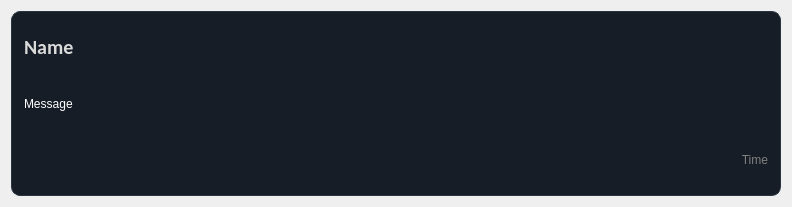
The window that client/bubblemessage.ui (aayushbist07/SecureChat) describes before a commit, drawn with Qt 5.
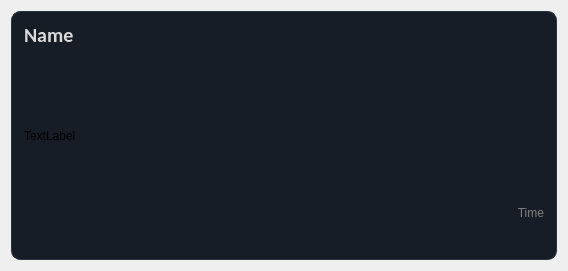
The same window after the commit.

```diff
--- a/client/bubblemessage.ui
+++ b/client/bubblemessage.ui
@@ -6,8 +6,8 @@
    <rect>
     <x>0</x>
     <y>0</y>
-    <width>792</width>
-    <height>207</height>
+    <width>568</width>
+    <height>271</height>
    </rect>
   </property>
   <property name="sizePolicy">
@@ -70,8 +70,6 @@
        <number>10</number>
       </property>
       <item>
-       <layout class="QHBoxLayout" name="horizontalLayout">
-        <item>
          <widget class="QLabel" name="Name">
           <property name="font">
            <font>
@@ -87,34 +85,26 @@
           <property name="text">
            <string>Name</string>
           </property>
-         </widget>
-        </item>
-       </layout>
-      </item>
-      <item>
-       <layout class="QHBoxLayout" name="horizontalLayout_3">
+        <property name="alignment">
+         <set>Qt::AlignmentFlag::AlignLeading|Qt::AlignmentFlag::AlignLeft|Qt::AlignmentFlag::AlignTop</set>
+        </property>
+       </widget>
+      </item>
         <item>
          <widget class="QLabel" name="Message">
-          <property name="sizePolicy">
-           <sizepolicy hsizetype="Expanding" vsizetype="Preferred">
-            <horstretch>0</horstretch>
-            <verstretch>0</verstretch>
-           </sizepolicy>
-          </property>
           <property name="styleSheet">
-           <string notr="true">color:white;
-border:none;</string>
+         <string notr="true">border:none;</string>
           </property>
           <property name="text">
-           <string>Message</string>
+         <string>TextLabel</string>
           </property>
           <property name="wordWrap">
            <bool>true</bool>
           </property>
          </widget>
         </item>
-       </layout>
-      </item>
+      <item>
+       <layout class="QHBoxLayout" name="horizontalLayout">
       <item>
        <widget class="QLabel" name="Time">
         <property name="enabled">
@@ -131,6 +121,8 @@
          <set>Qt::AlignmentFlag::AlignRight|Qt::AlignmentFlag::AlignTrailing|Qt::AlignmentFlag::AlignVCenter</set>
         </property>
        </widget>
+        </item>
+       </layout>
       </item>
      </layout>
     </widget>
```
Left out of the diff: 3 changed lines with no effect on the pictures. Lines whose indentation alone changed are shown as unchanged.
